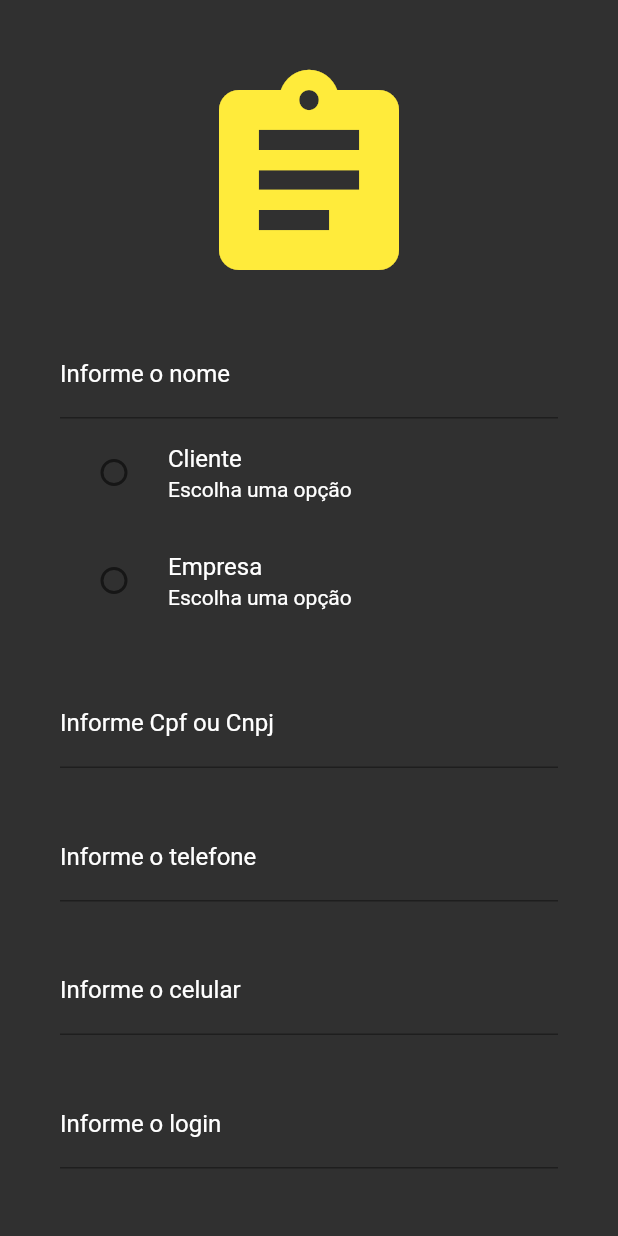
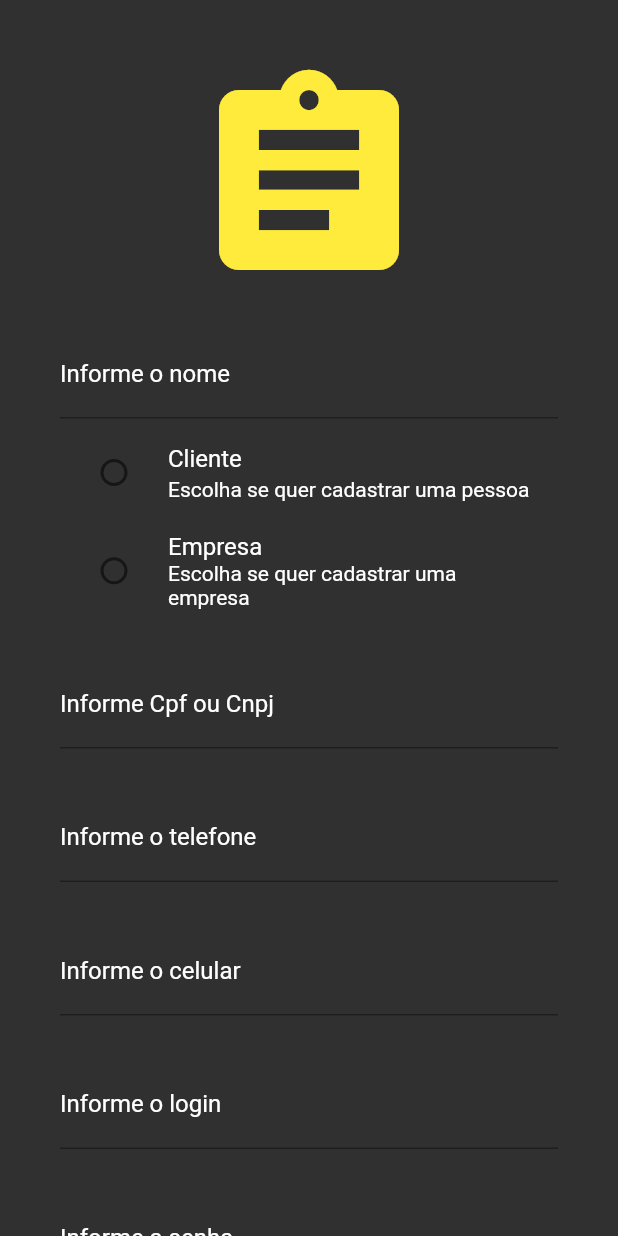
Before and after one commit to ElioPaulino/ELController, a Flutter app: the CadastroTela screen opened by its route, on a phone screen of 412 x 824 dp. Run offline on Flutter 3.47's test engine with Material 2 defaults, Android fonts, the phone set to English and light mode, and no system bars.

Commit message:
Commit alterações noite de terça

```diff
--- a/lib/main.dart
+++ b/lib/main.dart
@@ -65,6 +65,7 @@ class _PrimeiraTelaState extends State<PrimeiraTela> {
                       labelText: 'Insira o Usuário',
                       labelStyle: TextStyle(color: Colors.yellow),
                     ),
+                    style: TextStyle(color: Colors.white),
                   ),
                   SizedBox(height: 30),
                   TextField(
@@ -75,6 +76,7 @@ class _PrimeiraTelaState extends State<PrimeiraTela> {
                       labelStyle: TextStyle(color: Colors.yellow),
 
                     ),
+                    style: TextStyle(color: Colors.white),
                     obscureText: true,
                   ),
                   SizedBox(height: 20),
@@ -121,7 +123,7 @@ class _PrimeiraTelaState extends State<PrimeiraTela> {
               Navigator.pushNamed(context, '/cadastro');
           },
           icon: Icon(Icons.add),
-          label: Text('Cadastrar Pessoas'),
+          label: Text('Cadastrar'),
           backgroundColor: Colors.yellow,
         ),
         );
--- a/lib/view/cadastrotela.dart
+++ b/lib/view/cadastrotela.dart
@@ -1,5 +1,3 @@
-import 'dart:html';
-
 import 'package:flutter/material.dart';
 
 class CadastroTela extends StatefulWidget {
@@ -42,40 +40,41 @@ class _CadastroTelaState extends State<CadastroTela> {
                       labelText: "Informe o nome",
                       labelStyle: TextStyle(color: Colors.white),
                     ),
+                    style: TextStyle(color: Colors.white),
                   ),
                   RadioListTile(
-	                  title: Text("Cliente", style: TextStyle(color: Colors.white)),
-	                  subtitle: Text("Escolha uma opção", style: TextStyle(color: Colors.white)),
-
+                      title: Text("Cliente",
+                          style: TextStyle(color: Colors.white)),
+                      subtitle: Text("Escolha se quer cadastrar uma pessoa",
+                          style: TextStyle(color: Colors.white)),
                       activeColor: Colors.yellow,
                       value: "C",
                       groupValue: empresapessoa,
-	                  onChanged: (String valor){
-		                setState((){
+                      onChanged: (String valor) {
+                        setState(() {
                           empresapessoa = valor;
                         });
-	                  }
-                  ),
+                      }),
                   RadioListTile(
-	                  title: Text("Empresa", style: TextStyle(color: Colors.white)),
-	                  subtitle: Text("Escolha uma opção", style: TextStyle(color: Colors.white)),
-
+                      title: Text("Empresa",
+                          style: TextStyle(color: Colors.white)),
+                      subtitle: Text("Escolha se quer cadastrar uma empresa",
+                          style: TextStyle(color: Colors.white)),
                       activeColor: Colors.yellow,
                       value: "E",
                       groupValue: empresapessoa,
-	                  onChanged: (String valor){
-		                setState((){
+                      onChanged: (String valor) {
+                        setState(() {
                           empresapessoa = valor;
                         });
-	                  }
-                  ),
+                      }),
                   SizedBox(height: 30),
                   TextField(
                     controller: txtCpfCnpj,
                     decoration: InputDecoration(
                         labelText: 'Informe Cpf ou Cnpj',
-                      labelStyle: TextStyle(color: Colors.white)
-                    ),
+                        labelStyle: TextStyle(color: Colors.white)),
+                        style: TextStyle(color: Colors.white),
                   ),
                   SizedBox(height: 30),
                   TextField(
@@ -84,6 +83,7 @@ class _CadastroTelaState extends State<CadastroTela> {
                       labelText: 'Informe o telefone',
                       labelStyle: TextStyle(color: Colors.white),
                     ),
+                    style: TextStyle(color: Colors.white),
                   ),
                   SizedBox(height: 30),
                   TextField(
@@ -92,6 +92,7 @@ class _CadastroTelaState extends State<CadastroTela> {
                       labelText: 'Informe o celular',
                       labelStyle: TextStyle(color: Colors.white),
                     ),
+                    style: TextStyle(color: Colors.white),
                   ),
                   SizedBox(height: 30),
                   TextField(
@@ -100,6 +101,7 @@ class _CadastroTelaState extends State<CadastroTela> {
                       labelText: 'Informe o login',
                       labelStyle: TextStyle(color: Colors.white),
                     ),
+                    style: TextStyle(color: Colors.white),
                   ),
                   SizedBox(height: 30),
                   TextField(
@@ -108,6 +110,7 @@ class _CadastroTelaState extends State<CadastroTela> {
                       labelText: 'Informe a senha',
                       labelStyle: TextStyle(color: Colors.white),
                     ),
+                    style: TextStyle(color: Colors.white),
                     obscureText: true,
                   ),
                   SizedBox(height: 30),
@@ -117,6 +120,7 @@ class _CadastroTelaState extends State<CadastroTela> {
                       labelText: 'Informe a senha novamente',
                       labelStyle: TextStyle(color: Colors.white),
                     ),
+                    style: TextStyle(color: Colors.white),
                     obscureText: true,
                   ),
                   SizedBox(height: 20),
@@ -125,9 +129,10 @@ class _CadastroTelaState extends State<CadastroTela> {
                     width: double.infinity,
                     height: 70,
                     child: ElevatedButton.icon(
-                      style: ButtonStyle(backgroundColor:MaterialStateProperty.resolveWith<Color>(
-                        (Set<MaterialState> states){
-                          if(states.contains(MaterialState.pressed))
+                      style: ButtonStyle(backgroundColor:
+                          MaterialStateProperty.resolveWith<Color>(
+                        (Set<MaterialState> states) {
+                          if (states.contains(MaterialState.pressed))
                             return Colors.yellow[700];
                           return Colors.yellow[600];
                         },
@@ -138,6 +143,11 @@ class _CadastroTelaState extends State<CadastroTela> {
                       ),
                       icon: Icon(Icons.app_registration),
                       onPressed: () {
+                        ScaffoldMessenger.of(context).showSnackBar(SnackBar(
+                          content: Text('Cadastro relizado com sucesso!!!'),
+                          duration: Duration(seconds: 2),
+                          backgroundColor: Colors.yellow,
+                        ));
                         Navigator.pop(context);
 
                       },
```
Also changed, not shown: lib/view/sobretela.dart (+37 -9 lines), lib/widget/developerWidget.dart (+9 -12 lines), lib/imagens/Elio.jpg (added), lib/imagens/Lucas.jpeg (added). Lines whose indentation alone changed are shown as unchanged.
